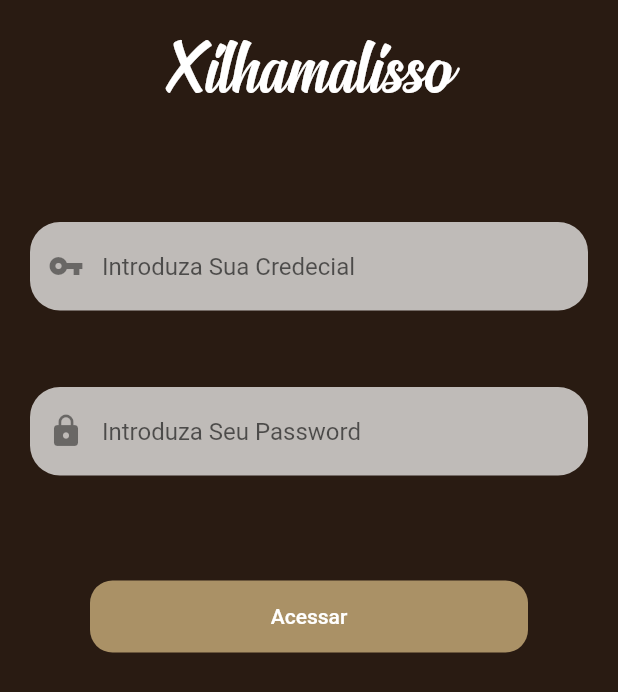
After one commit to Joaonota/xilhamalisso, a Flutter app: the Autenticacao screen opened directly, on a phone screen of 412 x 824 dp. The commit adds this screen. Shown: the top 692 px of the screen. Run offline on Flutter 3.47's test engine with Material 2 defaults, Android fonts, the phone set to English and light mode, and no system bars; our stand-ins replace font_awesome_flutter, google_fonts; missing offline and left inert: international_phone_input.

Commit message:
Actualizacao v8

```diff
--- /dev/null
+++ b/lib/Autenticacao/Autenticacao.dart
@@ -0,0 +1,107 @@
+import 'package:flutter/material.dart';
+
+class Autenticacao extends StatefulWidget {
+  @override
+  _AutenticacaoState createState() => _AutenticacaoState();
+}
+
+class _AutenticacaoState extends State<Autenticacao> {
+  String tCodigo;
+  String tSenha;
+
+  @override
+  Widget build(BuildContext context) {
+    return Scaffold(
+      backgroundColor: Color(0xff291b12),
+      body: Container(
+        child: ListView(
+          children: [
+            Center(
+              child: Padding(
+                padding: const EdgeInsets.only(top: 20),
+                child: Container(
+                  child: Column(
+                    children: [
+                      Text(
+                        "Xilhamalisso",
+                        style: TextStyle(
+                          fontSize: 55.0,
+                          color: Colors.white,
+                          fontFamily: "Signatra",
+                        ),
+                      ),
+                    ],
+                  ),
+                ),
+              ),
+            ),
+            SizedBox(
+              height: 50,
+            ),
+            Padding(
+              padding: const EdgeInsets.all(20.0),
+              child: Container(
+                child: TextField(
+                  onChanged: (codigo) {
+                    tCodigo = codigo;
+                  },
+                  decoration: InputDecoration(
+                    prefixIcon: Icon(Icons.vpn_key),
+                    hintText: "Introduza Sua Credecial",
+                    border: OutlineInputBorder(
+                      borderRadius: BorderRadius.circular(20),
+                      borderSide: BorderSide.none,
+                    ),
+                    fillColor: Colors.white70,
+                    filled: true,
+                  ),
+                ),
+              ),
+            ),
+            SizedBox(
+              height: 11,
+            ),
+            Padding(
+              padding: const EdgeInsets.all(20.0),
+              child: Container(
+                child: TextField(
+                  onChanged: (b) {
+                    tSenha = b;
+                  },
+                  obscureText: true,
+                  decoration: InputDecoration(
+                    prefixIcon: Icon(Icons.https),
+                    hintText: "Introduza Seu Password",
+                    border: OutlineInputBorder(
+                      borderRadius: BorderRadius.circular(20),
+                      borderSide: BorderSide.none,
+                    ),
+                    fillColor: Colors.white70,
+                    filled: true,
+                  ),
+                ),
+              ),
+            ),
+            SizedBox(
+              height: 50,
+            ),
+            Padding(
+              padding: const EdgeInsets.only(left: 60, right: 60),
+              child: Container(
+                decoration: BoxDecoration(
+                    color: Color(0xffaa9166),
+                    borderRadius: BorderRadius.circular(15)),
+                child: TextButton(
+                    onPressed: () {},
+                    child: Text(
+                      "Acessar",
+                      style: TextStyle(color: Colors.white),
+                    )),
+              ),
+            )
+          ],
+        ),
+      ),
+    );
+  }
+}
--- a/lib/Menu/Detalhes.dart
+++ b/lib/Menu/Detalhes.dart
@@ -216,7 +216,9 @@ class Detalhes extends StatelessWidget {
                                           child: Text("Sim"),
                                         ),
                                         ElevatedButton(
-                                          style: ButtonStyle(),
+                                          style: ButtonStyle(
+                                            backgroundColor: MaterialStateProperty.all(Colors.red)
+                                          ),
                                           onPressed: () {
                                             Navigator.pop(context);
                                           },
--- a/lib/main.dart
+++ b/lib/main.dart
@@ -1,5 +1,6 @@
 import 'package:flutter/material.dart';
-import 'package:xilhamalisso/Menu/Detalhes.dart';
+
+import 'Autenticacao/AuteticacaoUser/AutenticaUser.dart';
 
 void main() {
   runApp(MyApp());
@@ -15,7 +16,7 @@ class MyApp extends StatelessWidget {
       theme: ThemeData(
         primarySwatch: Colors.blue,
       ),
-      home: Detalhes(),
+      home: AutenticaUser(),
     );
   }
 }
```
Also changed, not shown: lib/Autenticacao/AuteticacaoUser/AutenticaUser.dart (added, +77 -0 lines), lib/Login/LoginScreen.dart (deleted, +0 -17 lines), pubspec.yaml (+7 -0 lines), assets/fonts/Signatra.ttf (added), pubspec.lock.
